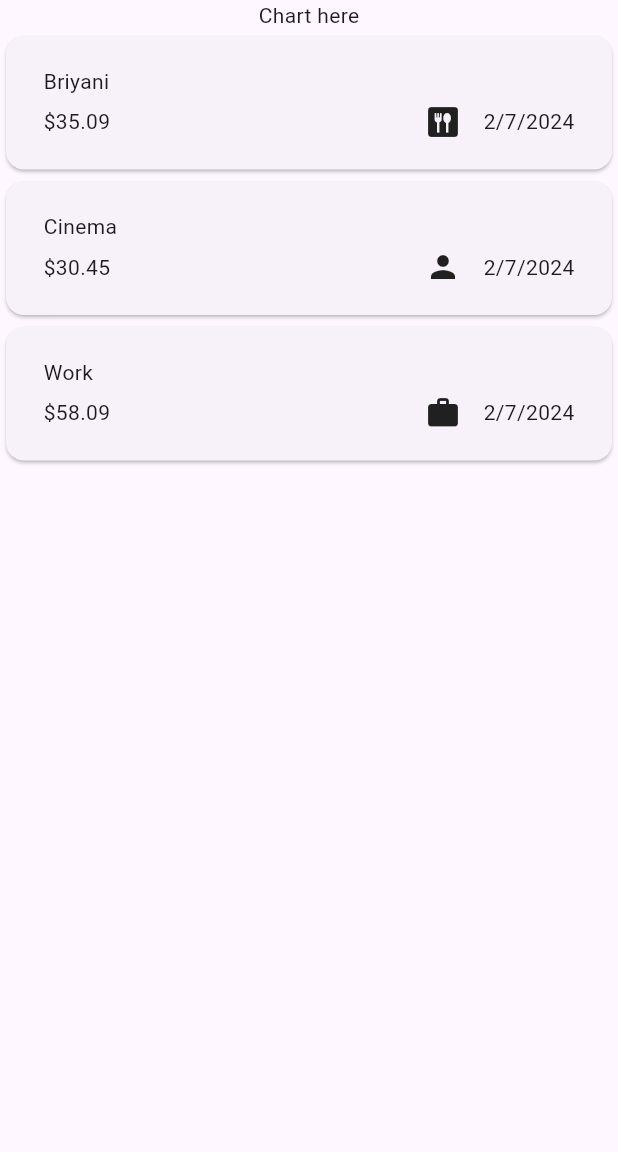
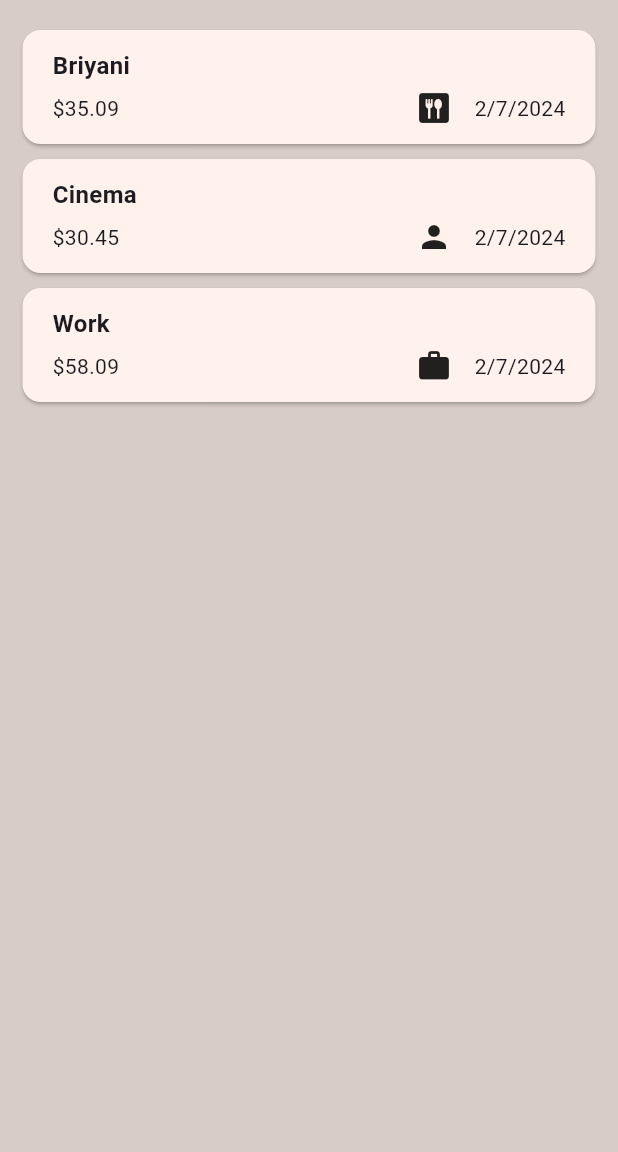
Before and after one commit to thoddusamy/flutter-expense-tracker, a Flutter app: the screen it shows after launch, on a phone screen of 412 x 824 dp, the part 84-1236 px from its top. Run offline on Flutter 3.47's test engine with Material 3 defaults, Android fonts, the phone set to English and light mode, and no system bars.

```diff
--- a/lib/main.dart
+++ b/lib/main.dart
@@ -1,8 +1,19 @@
 import 'package:expense_tracker/widgets/expenses.dart';
 import 'package:flutter/material.dart';
+import 'package:flutter/services.dart';
+
+final kColorSchema =
+    ColorScheme.fromSeed(seedColor: const Color.fromARGB(255, 121, 85, 72));
+
+final kDarkColorScheme = ColorScheme.fromSeed(
+  seedColor: const Color.fromARGB(255, 5, 99, 125),
+  brightness: Brightness.dark,
+);
 
 void main() {
-  runApp(const MyApp());
+  WidgetsFlutterBinding.ensureInitialized();
+  SystemChrome.setPreferredOrientations([DeviceOrientation.portraitUp])
+      .then((fn) => runApp(const MyApp()));
 }
 
 class MyApp extends StatelessWidget {
@@ -11,7 +22,17 @@ class MyApp extends StatelessWidget {
   @override
   Widget build(context) {
     return MaterialApp(
-      theme: ThemeData(useMaterial3: true),
+      darkTheme: ThemeData.dark().copyWith(
+          colorScheme: kDarkColorScheme,
+          cardTheme: const CardTheme().copyWith(
+            margin: const EdgeInsets.symmetric(vertical: 5, horizontal: 15),
+          )),
+      theme: ThemeData().copyWith(
+          scaffoldBackgroundColor: Colors.brown[100],
+          colorScheme: kColorSchema,
+          cardTheme: const CardTheme().copyWith(
+            margin: const EdgeInsets.symmetric(vertical: 5, horizontal: 15),
+          )),
       debugShowCheckedModeBanner: false,
       home: const Expenses(),
     );
--- a/lib/widgets/expenses.dart
+++ b/lib/widgets/expenses.dart
@@ -32,7 +32,35 @@ class _ExpensesState extends State<Expenses> {
   void _handleOpenAddExpenseModal() {
     showModalBottomSheet(
       context: context,
-      builder: (context) => const NewExpense(),
+      isScrollControlled: true,
+      builder: (context) => NewExpense(onAddNewExpense: addNewExpense),
+    );
+  }
+
+  void addNewExpense(ExpenseModel expense) {
+    setState(() {
+      _initialExpense.add(expense);
+    });
+  }
+
+  void _removeExpense(ExpenseModel expense) {
+    final expenseIndex = _initialExpense.indexOf(expense);
+    setState(() {
+      _initialExpense.remove(expense);
+    });
+    ScaffoldMessenger.of(context).clearSnackBars();
+    ScaffoldMessenger.of(context).showSnackBar(
+      SnackBar(
+        content: const Text("Expense removed"),
+        duration: const Duration(seconds: 2),
+        action: SnackBarAction(
+            label: 'Undo',
+            onPressed: () {
+              setState(() {
+                _initialExpense.insert(expenseIndex, expense);
+              });
+            }),
+      ),
     );
   }
 
@@ -55,10 +83,16 @@ class _ExpensesState extends State<Expenses> {
       ),
       body: Column(
         children: [
-          const Text("Chart here"),
+          const SizedBox(height: 15),
           Expanded(
-            child: ExpensesList(expensesList: _initialExpense),
-          ),
+              child: _initialExpense.isNotEmpty
+                  ? ExpensesList(
+                      expensesList: _initialExpense,
+                      onRemoveExpense: _removeExpense,
+                    )
+                  : const Center(
+                      child: Text("No Expense found. Try to add new..."),
+                    )),
         ],
       ),
     );
--- a/lib/widgets/expenses_list/expense_card.dart
+++ b/lib/widgets/expenses_list/expense_card.dart
@@ -10,11 +10,14 @@ class ExpenseCard extends StatelessWidget {
   Widget build(BuildContext context) {
     return Card(
       child: Padding(
-        padding: const EdgeInsets.symmetric(vertical: 20, horizontal: 25),
+        padding: const EdgeInsets.symmetric(vertical: 12, horizontal: 20),
         child: Column(
           crossAxisAlignment: CrossAxisAlignment.start,
           children: [
-            Text(singleExpense.title),
+            Text(
+              singleExpense.title,
+              style: const TextStyle(fontWeight: FontWeight.bold, fontSize: 16),
+            ),
             const SizedBox(height: 5),
             Row(
               children: [
--- a/lib/widgets/expenses_list/expenses_list.dart
+++ b/lib/widgets/expenses_list/expenses_list.dart
@@ -3,15 +3,23 @@ import 'package:expense_tracker/widgets/expenses_list/expense_card.dart';
 import 'package:flutter/material.dart';
 
 class ExpensesList extends StatelessWidget {
-  const ExpensesList({super.key, required this.expensesList});
+  const ExpensesList(
+      {super.key, required this.expensesList, required this.onRemoveExpense});
 
   final List<ExpenseModel> expensesList;
+  final void Function(ExpenseModel expense) onRemoveExpense;
 
   @override
   Widget build(BuildContext context) {
     return ListView.builder(
       itemCount: expensesList.length,
-      itemBuilder: (context, index) => ExpenseCard(expensesList[index]),
+      itemBuilder: (context, index) => Dismissible(
+        onDismissed: (dir) {
+          onRemoveExpense(expensesList[index]);
+        },
+        key: ValueKey(expensesList[index]),
+        child: ExpenseCard(expensesList[index]),
+      ),
     );
   }
 }
```
Also changed, not shown: lib/widgets/new_expense.dart (+13 -2 lines).
